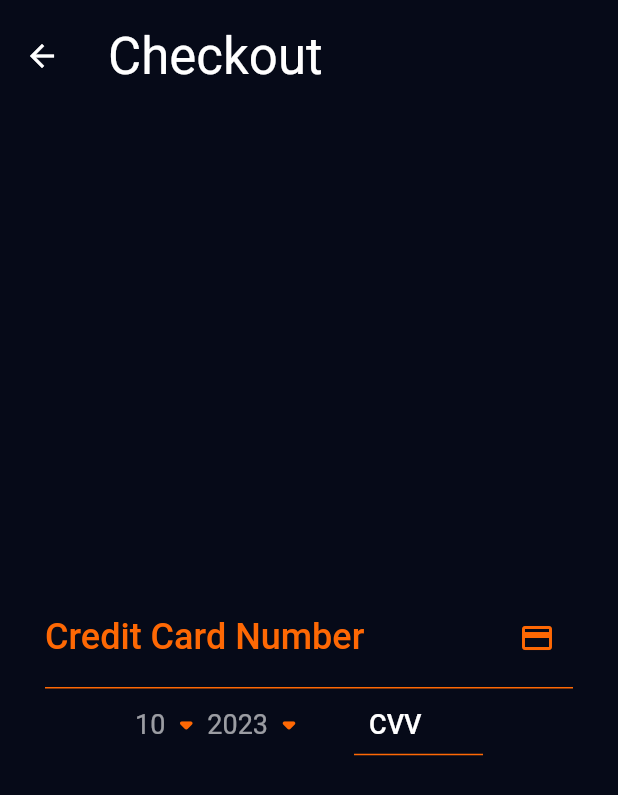
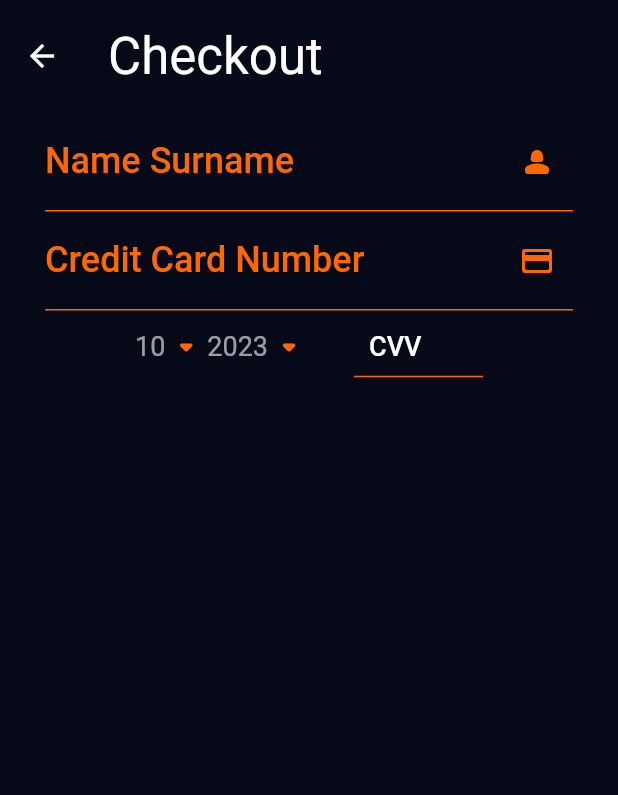
Before and after one commit to kadirkyr/FoodApp, a Flutter app: the PaymentView screen opened directly, on a phone screen of 412 x 824 dp. Shown: the top 795 px of the screen. Run offline on Flutter 3.47's test engine with Material 2 defaults, Android fonts, the light colour scheme and no system bars.

Commit message:
textField update

```diff
--- a/lib/views/payment/payment.dart
+++ b/lib/views/payment/payment.dart
@@ -2,38 +2,49 @@ import 'package:flutter/material.dart';
 
 import '../../products/language/constants.dart';
 
-class CreditCardTextField extends StatelessWidget {
-  const CreditCardTextField({
+class CheckoutTextField extends StatelessWidget {
+  CheckoutTextField({
     super.key,
+    this.isNumber = true,
   });
-  final String labelText = "Credit Card Number";
-  final String hintText = "**** **** **** ****";
+
+  static const String creditLabel = "Credit Card Number";
+  static const personLabel = "Name Surname";
+  static const creditHint = "**** **** **** ****";
+  static const personHint = "James Barnes";
+  late final int maxLength = isNumber ? 16 : 24;
+  static const double fontSize = 22;
+  final bool isNumber;
+  static const Icon personIcon = Icon(Icons.person_2_rounded);
+  static const Icon creditCardIcon = Icon(Icons.credit_card_rounded);
 
   @override
   Widget build(BuildContext context) {
     return TextField(
-      style: const TextStyle(fontSize: 25, letterSpacing: 0),
+      textInputAction: isNumber ? TextInputAction.done : TextInputAction.next,
+      style: const TextStyle(fontSize: fontSize),
       buildCounter: (context, {required currentLength, required isFocused, maxLength}) {
-        if (currentLength == 16) {
-          return const Icon(
-            Icons.credit_score_rounded,
-            color: Colors.green,
-          );
+        if (currentLength == maxLength) {
+          return isNumber
+              ? const Icon(
+                  Icons.credit_score_rounded,
+                  color: Colors.green,
+                )
+              : null;
         }
         return null;
       },
       cursorColor: ProjectColors.secondColor,
-      cursorOpacityAnimates: true,
-      maxLength: 16,
-      keyboardType: TextInputType.number,
+      maxLength: maxLength,
+      keyboardType: isNumber ? TextInputType.number : TextInputType.text,
       decoration: InputDecoration(
           focusedBorder: const OutlineInputBorder(
               borderSide: BorderSide(color: ProjectColors.secondColor),
               borderRadius: BorderRadius.all(Radius.circular(10))),
           isDense: false,
-          suffixIcon: const Icon(Icons.credit_card),
-          hintText: hintText,
-          labelText: labelText),
+          suffixIcon: isNumber ? creditCardIcon : personIcon,
+          hintText: isNumber ? creditHint : personHint,
+          labelText: isNumber ? creditLabel : personLabel),
     );
   }
 }
--- a/lib/views/payment/payment_view.dart
+++ b/lib/views/payment/payment_view.dart
@@ -4,29 +4,38 @@ import 'package:food_choose/views/payment/payment.dart';
 
 class PaymentView extends StatelessWidget {
   const PaymentView({super.key});
-
+  static const String _title = "Checkout";
   @override
   Widget build(BuildContext context) {
     return Scaffold(
       appBar: AppBar(
-        title: const Text("Checkout"),
+        title: const Text(_title),
       ),
       body: Padding(
         padding: PaddingClass.horizontal2x,
-        child: Column(
+        child: ListView(
+          children: [Expanded(child: cardColumn()), Expanded(child: Container())],
+        ),
+      ),
+    );
+  }
+
+  Column cardColumn() {
+    return Column(
       mainAxisAlignment: MainAxisAlignment.spaceAround,
       children: [
-            Column(
-              children: [
-                const CreditCardTextField(),
-                Padding(
+        Expanded(flex: 2, child: CheckoutTextField(isNumber: false)),
+        const Spacer(flex: 1),
+        Expanded(flex: 2, child: CheckoutTextField()),
+        Expanded(
+          flex: 1,
+          child: Padding(
             padding: const EdgeInsets.only(left: 60),
             child: Row(
               crossAxisAlignment: CrossAxisAlignment.center,
               mainAxisAlignment: MainAxisAlignment.center,
               children: [
                 Expanded(
-                        flex: 1,
                   child: expireDateRow(),
                 ),
                 const Expanded(
@@ -40,17 +49,13 @@ class PaymentView extends StatelessWidget {
                           hintText: "CVV",
                           contentPadding: EdgeInsets.all(10),
                           isDense: true,
-                              hintStyle: TextStyle(fontSize: 18),
-                            )),
+                          hintStyle: TextStyle(fontSize: 18))),
                 ))
               ],
             ),
+          ),
         )
       ],
-            ),
-          ],
-        ),
-      ),
     );
   }
 
```
Lines whose indentation alone changed are shown as unchanged.
